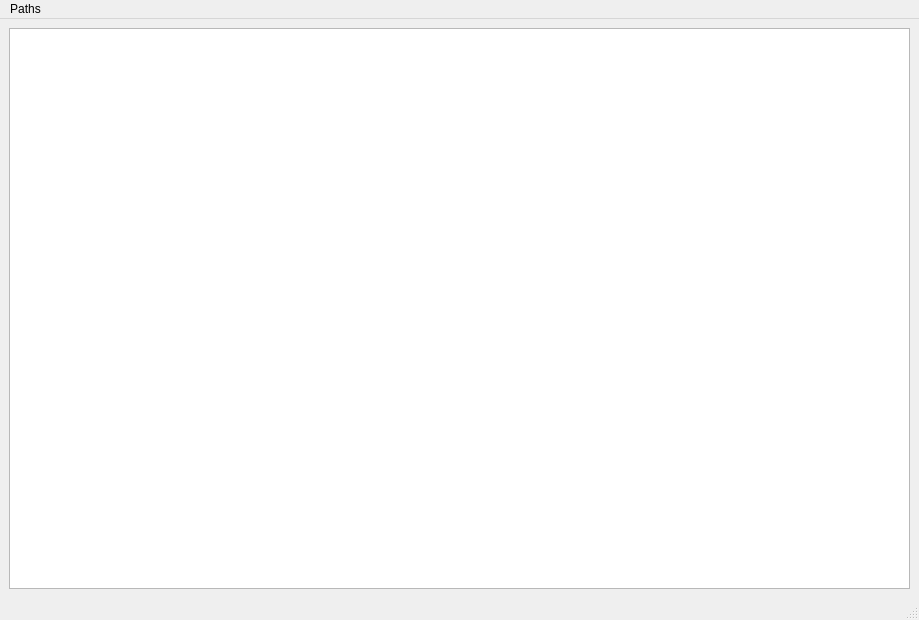
Above: python/assettracker.ui from thomascswalker/.maxscript before the change. Below: the same form after it.
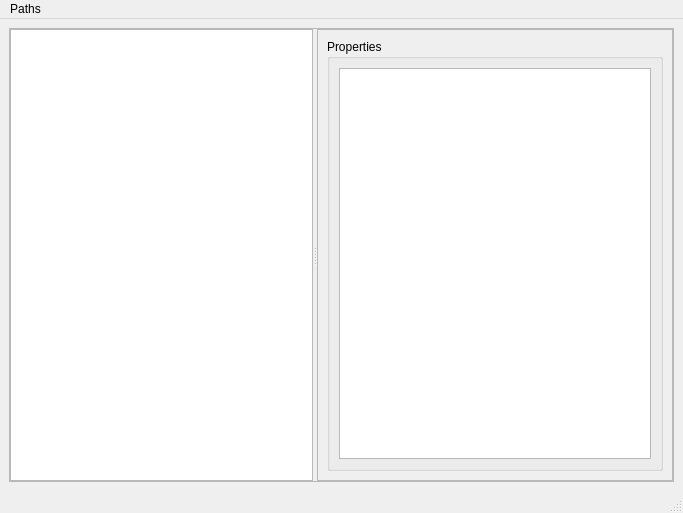
That is the form after the change.

Commit message: Minor update to UI, included properties panel

The edit to the form file:
```diff
--- a/python/assettracker.ui
+++ b/python/assettracker.ui
@@ -6,16 +6,29 @@
    <rect>
     <x>0</x>
     <y>0</y>
-    <width>919</width>
-    <height>620</height>
+    <width>683</width>
+    <height>513</height>
    </rect>
   </property>
   <property name="windowTitle">
    <string>MainWindow</string>
   </property>
+  <property name="documentMode">
+   <bool>false</bool>
+  </property>
+  <property name="dockNestingEnabled">
+   <bool>false</bool>
+  </property>
   <widget class="QWidget" name="centralwidget">
    <layout class="QGridLayout" name="gridLayout">
     <item row="0" column="0">
+     <widget class="QSplitter" name="splitter">
+      <property name="frameShape">
+       <enum>QFrame::StyledPanel</enum>
+      </property>
+      <property name="orientation">
+       <enum>Qt::Horizontal</enum>
+      </property>
      <widget class="QTreeView" name="treeView">
       <property name="editTriggers">
        <set>QAbstractItemView::NoEditTriggers</set>
@@ -42,6 +55,46 @@
        <bool>true</bool>
       </property>
      </widget>
+      <widget class="QWidget" name="horizontalLayoutWidget">
+       <layout class="QHBoxLayout" name="horizontalLayout">
+        <item>
+         <widget class="QScrollArea" name="scrollArea">
+          <property name="widgetResizable">
+           <bool>true</bool>
+          </property>
+          <widget class="QWidget" name="scrollAreaWidgetContents">
+           <property name="geometry">
+            <rect>
+             <x>0</x>
+             <y>0</y>
+             <width>249</width>
+             <height>449</height>
+            </rect>
+           </property>
+           <layout class="QGridLayout" name="gridLayout_2">
+            <item row="0" column="0">
+             <layout class="QVBoxLayout" name="verticalLayout">
+              <item>
+               <widget class="QGroupBox" name="groupBox">
+                <property name="title">
+                 <string>Properties</string>
+                </property>
+                <layout class="QGridLayout" name="gridLayout_3">
+                 <item row="0" column="0">
+                  <widget class="QTreeView" name="treeView_2"/>
+                 </item>
+                </layout>
+               </widget>
+              </item>
+             </layout>
+            </item>
+           </layout>
+          </widget>
+         </widget>
+        </item>
+       </layout>
+      </widget>
+     </widget>
     </item>
    </layout>
   </widget>
@@ -50,7 +103,7 @@
     <rect>
      <x>0</x>
      <y>0</y>
-     <width>919</width>
+     <width>683</width>
      <height>20</height>
     </rect>
    </property>
```
Lines whose indentation alone changed are shown as unchanged.
